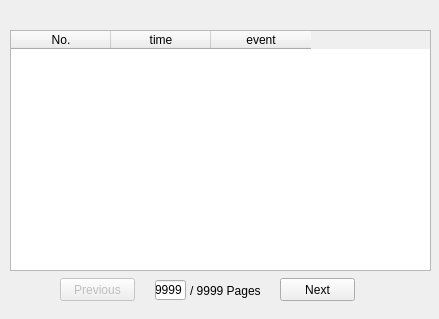
lc641777437/simcom_manager, file eventdialog.ui: the form before one commit.
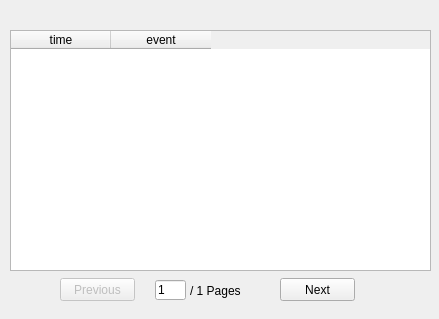
The form after the commit.

Patch:
```diff
--- a/eventdialog.ui
+++ b/eventdialog.ui
@@ -2,6 +2,9 @@
 <ui version="4.0">
  <class>EventDialog</class>
  <widget class="QDialog" name="EventDialog">
+  <property name="enabled">
+   <bool>true</bool>
+  </property>
   <property name="geometry">
    <rect>
     <x>0</x>
@@ -25,11 +28,6 @@
      <height>241</height>
     </rect>
    </property>
-   <column>
-    <property name="text">
-     <string>No.</string>
-    </property>
-   </column>
    <column>
     <property name="text">
      <string>time</string>
@@ -92,7 +90,7 @@
     <enum>Qt::LeftToRight</enum>
    </property>
    <property name="text">
-    <string>9999</string>
+    <string>1</string>
    </property>
   </widget>
   <widget class="QLabel" name="label_PageInTotal">
@@ -105,7 +103,7 @@
     </rect>
    </property>
    <property name="text">
-    <string>/ 9999 Pages</string>
+    <string>/ 1 Pages</string>
    </property>
   </widget>
  </widget>
```
